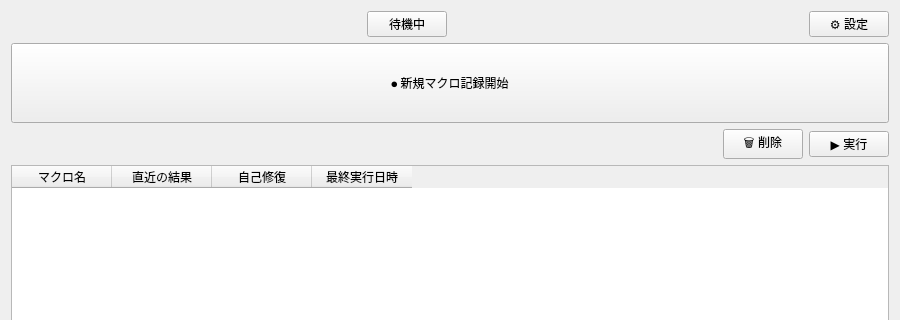
Above: src/ui/resources/ui/main_window.ui from shingo29831/ai-macro-system before the change; both pictures show x 0 to 900 and y 0 to 320 of the 900 by 600 pixel window. Below: the same form after it.
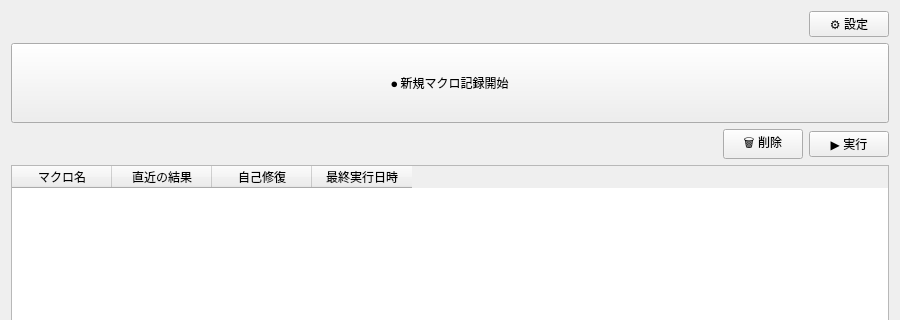
That is the form after the change.

Commit message:
refactor(ui): remove status indicator from main window
- Remove btnStatus and related layout elements from main_window.ui
- Remove styling for btnStatus from main_window.css
- Remove state index tracking and status_changed signal from MainViewModel
- Disconnect and clean up status update logic in MainWindow

What changed in the file:
```diff
--- a/src/ui/resources/ui/main_window.ui
+++ b/src/ui/resources/ui/main_window.ui
@@ -29,26 +29,6 @@
        </property>
       </spacer>
      </item>
-     <item>
-      <widget class="QPushButton" name="btnStatus">
-       <property name="text">
-        <string>待機中</string>
-       </property>
-      </widget>
-     </item>
-     <item>
-      <spacer name="headerSpacerRight">
-       <property name="orientation">
-        <enum>Qt::Orientation::Horizontal</enum>
-       </property>
-       <property name="sizeHint" stdset="0">
-        <size>
-         <width>40</width>
-         <height>20</height>
-        </size>
-       </property>
-      </spacer>
-     </item>
      <item>
       <widget class="QPushButton" name="btnSettings">
        <property name="text">
```
Left out of the diff: 2 changed lines with no effect on the pictures. The commit also changes 3 other files.
